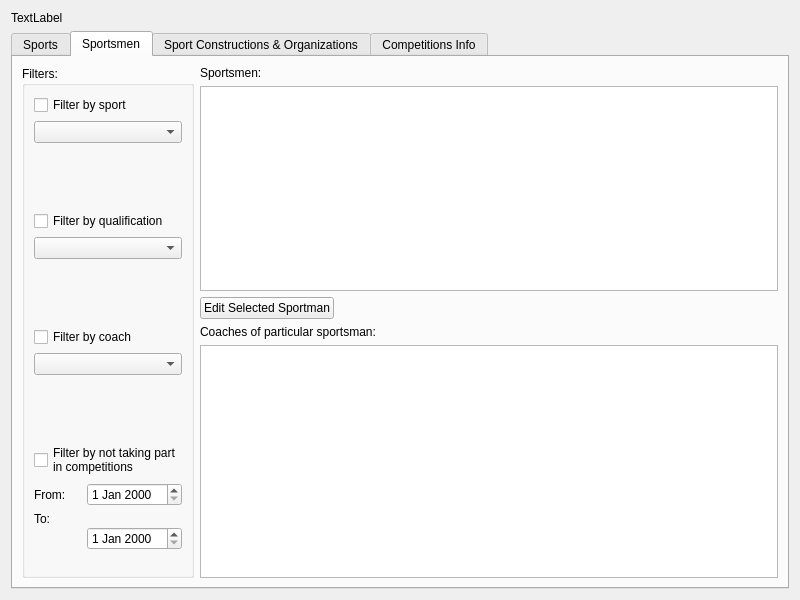
First picture: the form in maintabwindow.ui, repository application-developer-DA/db-course, before the edit.
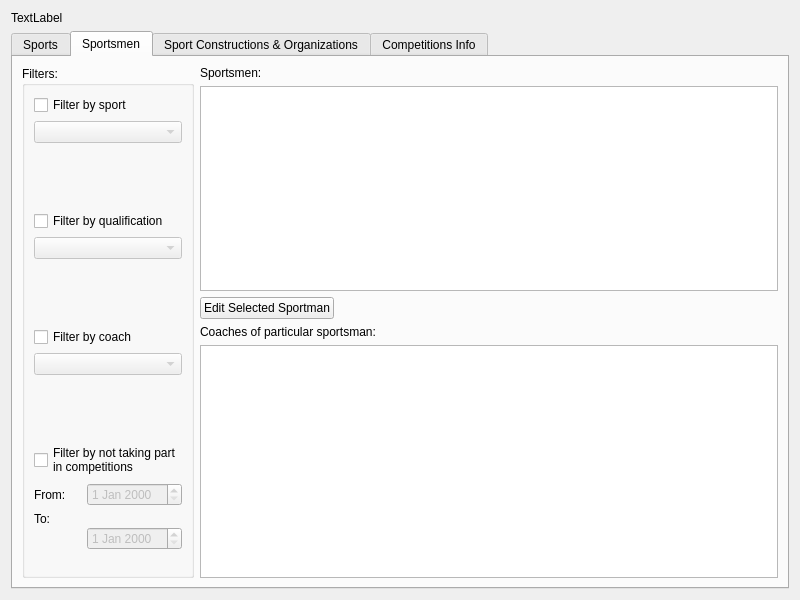
Second picture: the form after the edit.

Commit message: Add enabling/disabling filter widgets in 2nd tab

Diff of the .ui file:
```diff
--- a/maintabwindow.ui
+++ b/maintabwindow.ui
@@ -134,7 +134,11 @@
              </widget>
             </item>
             <item>
-             <widget class="QComboBox" name="sportComboBox"/>
+             <widget class="QComboBox" name="sportComboBox">
+              <property name="enabled">
+               <bool>false</bool>
+              </property>
+             </widget>
             </item>
            </layout>
           </item>
@@ -161,7 +165,11 @@
              </widget>
             </item>
             <item>
-             <widget class="QComboBox" name="qualificationComboBox"/>
+             <widget class="QComboBox" name="qualificationComboBox">
+              <property name="enabled">
+               <bool>false</bool>
+              </property>
+             </widget>
             </item>
            </layout>
           </item>
@@ -188,7 +196,11 @@
              </widget>
             </item>
             <item>
-             <widget class="QComboBox" name="coachFilterComboBox"/>
+             <widget class="QComboBox" name="coachFilterComboBox">
+              <property name="enabled">
+               <bool>false</bool>
+              </property>
+             </widget>
             </item>
            </layout>
           </item>
@@ -225,7 +237,11 @@
                </widget>
               </item>
               <item row="0" column="1">
-               <widget class="QDateEdit" name="startDateEdit"/>
+               <widget class="QDateEdit" name="startDateEdit">
+                <property name="enabled">
+                 <bool>false</bool>
+                </property>
+               </widget>
               </item>
               <item row="1" column="0">
                <widget class="QLabel" name="label_4">
@@ -235,7 +251,11 @@
                </widget>
               </item>
               <item row="1" column="1">
-               <widget class="QDateEdit" name="endDateEdit"/>
+               <widget class="QDateEdit" name="endDateEdit">
+                <property name="enabled">
+                 <bool>false</bool>
+                </property>
+               </widget>
               </item>
              </layout>
             </item>
```
The commit also changes 2 other files.
